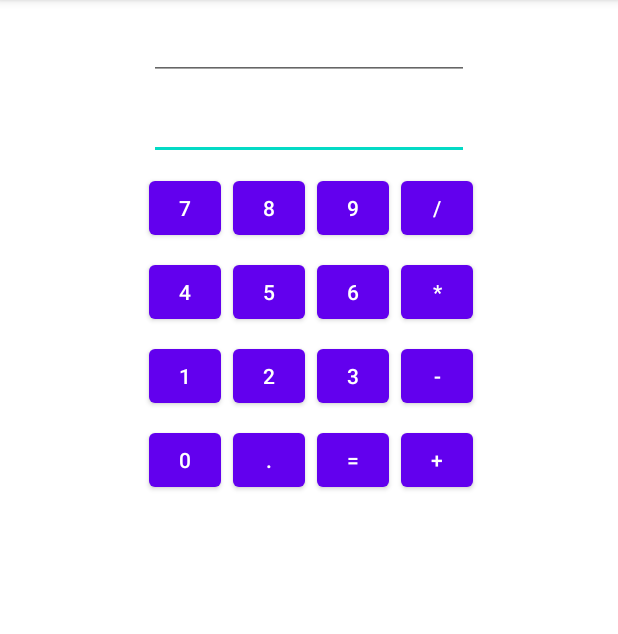
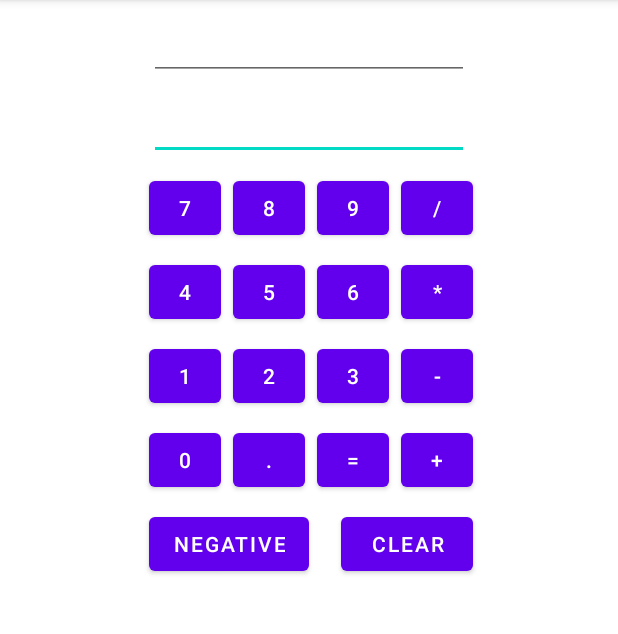
Before and after one commit to Hexabane/AndroidStudioProjects, an Android app: the screen it shows after launch (MainActivity), on a phone screen of 412 x 824 dp, the part 84-718 px from its top. Run offline under Robolectric (Android 15) with nearby library versions, the phone set to English and light mode, and no system bars.

Commit message:
Calculator App Finished

```diff
--- a/Calculator/app/src/main/java/learnprogramming/academy/calculator/MainActivity.java
+++ b/Calculator/app/src/main/java/learnprogramming/academy/calculator/MainActivity.java
@@ -13,18 +13,17 @@ public class MainActivity extends AppCompatActivity {
     private EditText result;
     private EditText newNumber;
     private TextView displayOperation;
+    private final String TEXT_CONTENTS = "TextContents";
+    private final String TEXT_CONTENTS1 = "TextContents1";
 
     //Variables to hold the operands and type of calculations
     private Double operand1 = null;
-    private Double  operand2 = null;
     private String pendingOperation = "=";
 
 
 
-
     @Override
-    protected void onCreate(Bundle savedInstanceState)
-    {
+    protected void onCreate(Bundle savedInstanceState) {
         super.onCreate(savedInstanceState);
         setContentView(R.layout.activity_main);
 
@@ -43,6 +42,8 @@ public class MainActivity extends AppCompatActivity {
         Button button8 = (Button) findViewById(R.id.button8);
         Button button9 = (Button) findViewById(R.id.button9);
         Button buttonDot = (Button) findViewById(R.id.buttonDot);
+        Button buttonNegative = (Button) findViewById(R.id.buttonNegative);
+        Button buttonClear = (Button) findViewById(R.id.buttonClear);
 
         Button buttonEquals = (Button) findViewById(R.id.buttonEquals);
         Button buttonDivide = (Button) findViewById(R.id.buttonDivide);
@@ -50,11 +51,48 @@ public class MainActivity extends AppCompatActivity {
         Button buttonMinus = (Button) findViewById(R.id.buttonMinus);
         Button buttonPlus = (Button) findViewById(R.id.buttonPlus);
 
+        buttonClear.setOnClickListener(new View.OnClickListener() {
+            @Override
+            public void onClick(View view) {
+                newNumber.setText("");
+                displayOperation.setText("");
+                result.setText("");
+                operand1 = null;
+                pendingOperation = "=";
+            }
+        });
+
         View.OnClickListener listener = new View.OnClickListener() {
             @Override
             public void onClick(View view) {
                 Button b = (Button) view;
                 newNumber.append(b.getText().toString());
+            }
+        };
+
+        View.OnClickListener listener1 = new View.OnClickListener() {
+            @Override
+            public void onClick(View view) {
+                Button b = (Button) view;
+                String value = newNumber.getText().toString();
+                if(value.length() == 0) {
+                    newNumber.setText("-");
+                }
+                else
+                {
+                    try{
+                        Double doubleValue = Double.valueOf(value);
+                        doubleValue *= -1;
+                        newNumber.setText(doubleValue.toString());
+
+                    }catch (NumberFormatException e)
+                    {
+                        newNumber.setText("");
+
+                    }
+
+
+                }
             }
         };
 
@@ -69,6 +107,7 @@ public class MainActivity extends AppCompatActivity {
         button8.setOnClickListener(listener);
         button9.setOnClickListener(listener);
         buttonDot.setOnClickListener(listener);
+        buttonNegative.setOnClickListener(listener1);
 
 
         View.OnClickListener opListener = new View.OnClickListener() {
@@ -77,10 +116,15 @@ public class MainActivity extends AppCompatActivity {
                 Button b = (Button) view;
                 String op = b.getText().toString();
                 String value = newNumber.getText().toString();
-                if(value.length() != 0)
-                {
-                    performOperation(value, op);
+
+                try {
+                    Double doubleValue = Double.valueOf(value);
+                    performOperation(doubleValue, op);
+
+                } catch (NumberFormatException e) {
+                    newNumber.setText("");
                 }
+
                 pendingOperation = op;
                 displayOperation.setText(pendingOperation);
 
@@ -94,43 +138,34 @@ public class MainActivity extends AppCompatActivity {
         buttonPlus.setOnClickListener(opListener);
     }
 
-    private void performOperation(String value, String operation)
-    {
-       if(null == operand1)
-       {
-           operand1 = Double.valueOf(value);
-       }
-       else
-       {
-           operand2 = Double.valueOf(value);
+    private void performOperation(Double value, String operation) {
+        if (null == operand1) {
+            operand1 = value;
+        } else {
 
-           if(pendingOperation.equals("="))
-           {
+            if (pendingOperation.equals("=")) {
                 pendingOperation = operation;
             }
 
-           switch (pendingOperation)
-           {
+            switch (pendingOperation) {
                 case "=":
-                   operand1 = operand2;
+                    operand1 = value;
                     break;
                 case "/":
-                   if(operand2 == 0){
+                    if (value == 0) {
                         operand1 = 0.0;
-                   }
-                   else
-                   {
-                       operand1/=operand2;
+                    } else {
+                        operand1 /= value;
                     }
                     break;
                 case "*":
-                   operand1 *= operand2;
+                    operand1 *= value;
                     break;
-               case"-":
-                   operand1-= operand2;
+                case "-":
+                    operand1 -= value;
                     break;
-               case"+":
-                   operand1 += operand2;
+                case "+":
+                    operand1 += value;
                     break;
             }
 
@@ -141,5 +176,24 @@ public class MainActivity extends AppCompatActivity {
 
     }
 
+    @Override
+    protected void onSaveInstanceState(Bundle outState) {
+        outState.putString(TEXT_CONTENTS, pendingOperation);
+        if(operand1!=null) {
+            outState.putDouble(TEXT_CONTENTS1, operand1);
+        }
+        super.onSaveInstanceState(outState);
+    }
+
+    @Override
+    protected void onRestoreInstanceState(Bundle savedInstanceState) {
+        super.onRestoreInstanceState(savedInstanceState);
+
+        operand1 = savedInstanceState.getDouble(TEXT_CONTENTS1);
+        pendingOperation =  savedInstanceState.getString(TEXT_CONTENTS);
+
+        displayOperation.setText(pendingOperation);
+    }
+
 
 }
--- a/Calculator/app/src/main/res/layout-land/activity_main.xml
+++ /dev/null
@@ -1,210 +0,0 @@
-<?xml version="1.0" encoding="utf-8"?>
-<androidx.constraintlayout.widget.ConstraintLayout xmlns:android="http://schemas.android.com/apk/res/android"
-    xmlns:app="http://schemas.android.com/apk/res-auto"
-    xmlns:tools="http://schemas.android.com/tools"
-    android:layout_width="match_parent"
-    android:layout_height="match_parent"
-    tools:context=".MainActivity">
-
-    <EditText
-        android:id="@+id/result"
-        android:layout_width="wrap_content"
-        android:layout_height="wrap_content"
-        android:layout_marginStart="8dp"
-        android:layout_marginTop="8dp"
-        android:layout_marginEnd="8dp"
-        android:ems="10"
-        android:focusable="false"
-        android:focusableInTouchMode="false"
-        android:inputType="numberSigned|numberDecimal"
-        app:layout_constraintEnd_toEndOf="parent"
-        app:layout_constraintStart_toStartOf="parent"
-        app:layout_constraintTop_toTopOf="parent" />
-
-    <EditText
-        android:id="@+id/newNumber"
-        android:layout_width="wrap_content"
-        android:layout_height="wrap_content"
-        android:layout_marginStart="8dp"
-        android:layout_marginTop="8dp"
-        android:layout_marginEnd="8dp"
-        android:ems="10"
-        android:inputType="numberSigned|numberDecimal"
-        app:layout_constraintEnd_toEndOf="parent"
-        app:layout_constraintHorizontal_bias="0.503"
-        app:layout_constraintStart_toStartOf="parent"
-        app:layout_constraintTop_toBottomOf="@+id/result" />
-
-    <TextView
-        android:id="@+id/operation"
-        android:layout_width="wrap_content"
-        android:layout_height="wrap_content"
-        android:layout_marginStart="8dp"
-        android:layout_marginEnd="8dp"
-        android:textSize="18sp"
-        android:textStyle="bold"
-        app:layout_constraintBaseline_toBaselineOf="@id/newNumber"
-        app:layout_constraintEnd_toStartOf="@+id/newNumber"
-        app:layout_constraintStart_toStartOf="parent" />
-
-    <Button
-        android:id="@+id/button0"
-        android:layout_width="wrap_content"
-        android:layout_height="wrap_content"
-        android:layout_marginTop="8dp"
-        android:minWidth="48dp"
-        android:text="0"
-        app:layout_constraintStart_toStartOf="@+id/button1"
-        app:layout_constraintTop_toBottomOf="@+id/button1" />
-
-    <Button
-        android:id="@+id/button1"
-        android:layout_width="wrap_content"
-        android:layout_height="wrap_content"
-        android:layout_marginTop="8dp"
-        android:minWidth="48dp"
-        android:text="1"
-        app:layout_constraintStart_toStartOf="@+id/button4"
-        app:layout_constraintTop_toBottomOf="@+id/button4" />
-
-    <Button
-        android:id="@+id/button2"
-        android:layout_width="wrap_content"
-        android:layout_height="wrap_content"
-        android:layout_marginStart="8dp"
-        android:minWidth="48dp"
-        android:text="2"
-        app:layout_constraintBaseline_toBaselineOf="@+id/button1"
-        app:layout_constraintStart_toEndOf="@+id/button1" />
-
-    <Button
-        android:id="@+id/button3"
-        android:layout_width="wrap_content"
-        android:layout_height="wrap_content"
-        android:layout_marginStart="8dp"
-        android:minWidth="48dp"
-        android:text="3"
-        app:layout_constraintBaseline_toBaselineOf="@+id/button2"
-        app:layout_constraintStart_toEndOf="@+id/button2" />
-
-    <Button
-        android:id="@+id/button4"
-        android:layout_width="wrap_content"
-        android:layout_height="wrap_content"
-        android:layout_marginTop="8dp"
-        android:minWidth="48dp"
-        android:text="4"
-        app:layout_constraintStart_toStartOf="@+id/button7"
-        app:layout_constraintTop_toBottomOf="@+id/button7" />
-
-    <Button
-        android:id="@+id/button5"
-        android:layout_width="wrap_content"
-        android:layout_height="wrap_content"
-        android:layout_marginStart="8dp"
-        android:minWidth="48dp"
-        android:text="5"
-        app:layout_constraintBaseline_toBaselineOf="@+id/button4"
-        app:layout_constraintStart_toEndOf="@+id/button4" />
-
-    <Button
-        android:id="@+id/button6"
-        android:layout_width="wrap_content"
-        android:layout_height="wrap_content"
-        android:layout_marginStart="8dp"
-        android:minWidth="48dp"
-        android:text="6"
-        app:layout_constraintBaseline_toBaselineOf="@+id/button5"
-        app:layout_constraintStart_toEndOf="@+id/button5" />
-
-    <Button
-        android:id="@+id/button7"
-        android:layout_width="wrap_content"
-        android:layout_height="wrap_content"
-        android:layout_marginTop="8dp"
-        android:minWidth="48dp"
-        android:text="7"
-        app:layout_constraintTop_toBottomOf="@+id/newNumber"
-        tools:layout_editor_absoluteX="261dp" />
-
-    <Button
-        android:id="@+id/button8"
-        android:layout_width="wrap_content"
-        android:layout_height="wrap_content"
-        android:layout_marginStart="8dp"
-        android:minWidth="48dp"
-        android:text="8"
-        app:layout_constraintBaseline_toBaselineOf="@+id/button7"
-        app:layout_constraintStart_toEndOf="@+id/button7" />
-
-    <Button
-        android:id="@+id/button9"
-        android:layout_width="wrap_content"
-        android:layout_height="wrap_content"
-        android:layout_marginStart="8dp"
-        android:minWidth="48dp"
-        android:text="9"
-        app:layout_constraintBaseline_toBaselineOf="@+id/button8"
-        app:layout_constraintStart_toEndOf="@+id/button8" />
-
-    <Button
-        android:id="@+id/buttonDivide"
-        android:layout_width="wrap_content"
-        android:layout_height="wrap_content"
-        android:layout_marginStart="8dp"
-        android:minWidth="48dp"
-        android:text="/"
-        app:layout_constraintBaseline_toBaselineOf="@+id/button9"
-        app:layout_constraintStart_toEndOf="@+id/button9" />
-
-    <Button
-        android:id="@+id/buttonMultiply"
-        android:layout_width="wrap_content"
-        android:layout_height="wrap_content"
-        android:layout_marginStart="8dp"
-        android:minWidth="48dp"
-        android:text="*"
-        app:layout_constraintBaseline_toBaselineOf="@+id/button6"
-        app:layout_constraintStart_toEndOf="@+id/button6" />
-
-    <Button
-        android:id="@+id/buttonPlus"
-        android:layout_width="wrap_content"
-        android:layout_height="wrap_content"
-        android:layout_marginStart="8dp"
-        android:minWidth="48dp"
-        android:text="+"
-        app:layout_constraintBaseline_toBaselineOf="@+id/buttonEquals"
-        app:layout_constraintStart_toEndOf="@+id/buttonEquals" />
-
-    <Button
-        android:id="@+id/buttonMinus"
-        android:layout_width="wrap_content"
-        android:layout_height="wrap_content"
-        android:layout_marginStart="8dp"
-        android:minWidth="48dp"
-        android:text="-"
-        app:layout_constraintBaseline_toBaselineOf="@+id/button3"
-        app:layout_constraintStart_toEndOf="@+id/button3" />
-
-    <Button
-        android:id="@+id/buttonDot"
-        android:layout_width="wrap_content"
-        android:layout_height="wrap_content"
-        android:layout_marginStart="8dp"
-        android:minWidth="48dp"
-        android:text="."
-        app:layout_constraintBaseline_toBaselineOf="@+id/button0"
-        app:layout_constraintStart_toEndOf="@+id/button0" />
-
-    <Button
-        android:id="@+id/buttonEquals"
-        android:layout_width="wrap_content"
-        android:layout_height="wrap_content"
-        android:layout_marginStart="8dp"
-        android:minWidth="48dp"
-        android:text="="
-        app:layout_constraintBaseline_toBaselineOf="@+id/buttonDot"
-        app:layout_constraintStart_toEndOf="@+id/buttonDot" />
-
-</androidx.constraintlayout.widget.ConstraintLayout>
--- a/Calculator/app/src/main/res/layout/activity_main.xml
+++ b/Calculator/app/src/main/res/layout/activity_main.xml
@@ -206,4 +206,22 @@
         app:layout_constraintBaseline_toBaselineOf="@+id/buttonDot"
         app:layout_constraintStart_toEndOf="@+id/buttonDot" />
 
+    <Button
+        android:id="@+id/buttonNegative"
+        android:layout_width="wrap_content"
+        android:layout_height="wrap_content"
+        android:layout_marginTop="8dp"
+        android:text="Negative"
+        app:layout_constraintStart_toStartOf="@+id/button0"
+        app:layout_constraintTop_toBottomOf="@+id/button0" />
+
+    <Button
+        android:id="@+id/buttonClear"
+        android:layout_width="wrap_content"
+        android:layout_height="wrap_content"
+        android:layout_marginTop="8dp"
+        android:text="Clear"
+        app:layout_constraintEnd_toEndOf="@+id/buttonPlus"
+        app:layout_constraintTop_toBottomOf="@+id/buttonPlus" />
+
 </androidx.constraintlayout.widget.ConstraintLayout>
```
Also changed, not shown: 36 other files. Lines whose indentation alone changed are shown as unchanged.
